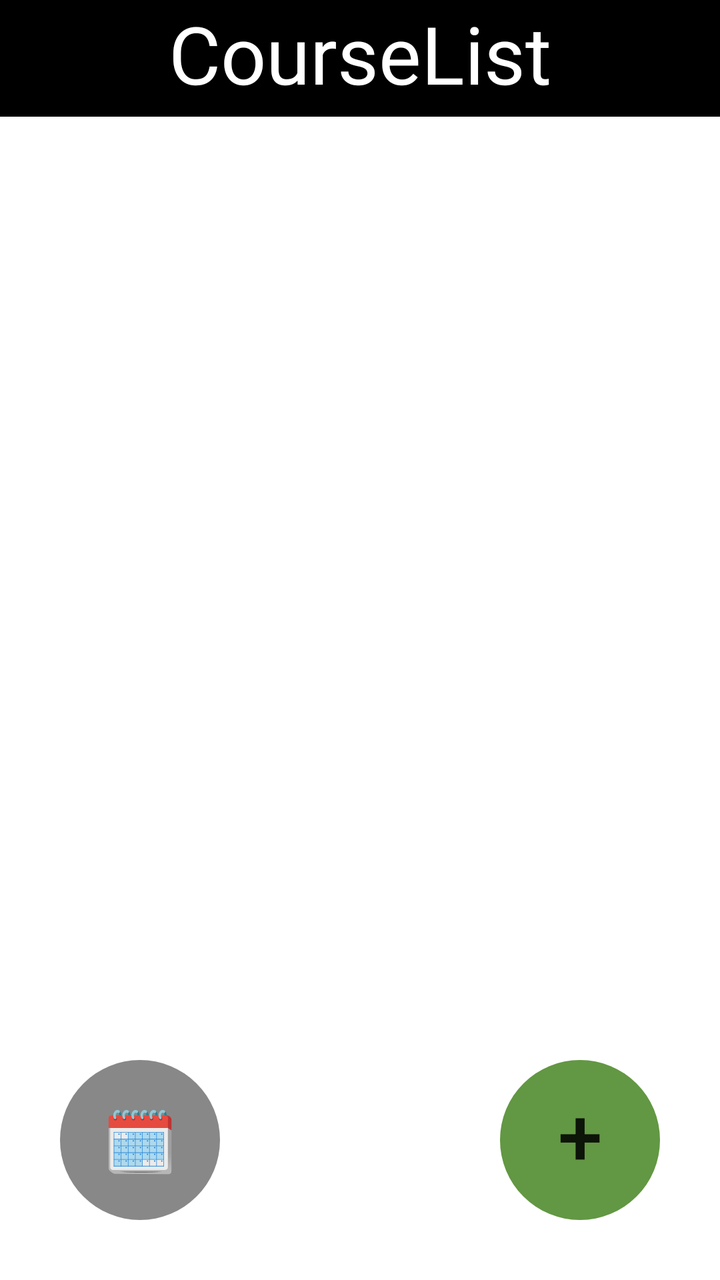
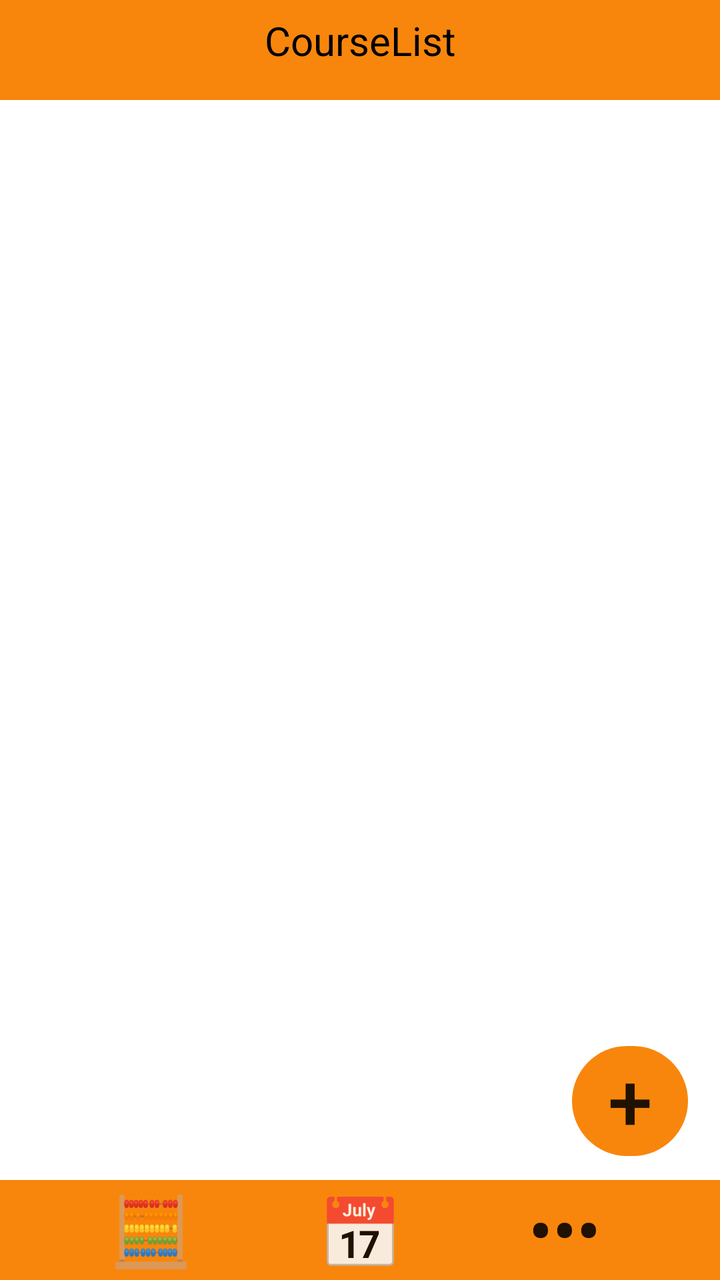

Screens rendered from an Android XML layout before and after an edit, with the pre-edit source and the edit as a unified diff.
<!-- AndroidManifest.xml: application theme Theme.Ecampus -->
<!-- res/layout/main_layout.xml -->
<?xml version="1.0" encoding="utf-8"?>
<FrameLayout
    xmlns:android="http://schemas.android.com/apk/res/android"
    xmlns:tools="http://schemas.android.com/tools"
    xmlns:app="http://schemas.android.com/apk/res-auto"
    android:layout_width="match_parent"
    android:layout_height="match_parent"
    android:background="@color/black">
    <LinearLayout
        android:id="@+id/mainview"
        android:orientation="vertical"
        android:layout_width="match_parent"
        android:layout_height="match_parent"
        tools:context=".MainActivity"
        android:background="@color/white">
        <TextView
            android:layout_width="match_parent"
            android:layout_height="wrap_content"
            android:textSize="40sp"
            android:text="CourseList"
            android:textAlignment="center"
            android:background="@color/black"
            android:textColor="@color/white"
            android:paddingBottom="5dp"/>
    </LinearLayout>
    <androidx.constraintlayout.widget.ConstraintLayout
        android:layout_width="match_parent"
        android:layout_height="match_parent">

        <Space
            android:id="@+id/space2"
            android:layout_width="30dp"
            android:layout_height="30dp"
            app:layout_constraintBottom_toBottomOf="parent"
            app:layout_constraintStart_toStartOf="parent" />

        <Button
            android:id="@+id/button2"
            android:layout_width="80dp"
            android:layout_height="80dp"
            android:background="@drawable/round_button"
            android:backgroundTint="@color/green"
            android:onClick="newCourse"
            android:paddingBottom="6dp"
            android:text="+"
            android:textAlignment="center"
            android:textSize="40dp"
            app:layout_constraintBottom_toTopOf="@+id/space"
            app:layout_constraintEnd_toStartOf="@+id/space" />

        <Button
            android:id="@+id/button3"
            android:layout_width="80dp"
            android:layout_height="80dp"
            android:onClick="toCalendar"
            android:text="🗓️"
            android:textSize="30dp"
            android:background="@drawable/round_button"
            android:backgroundTint="@color/gray"
            app:layout_constraintBottom_toTopOf="@+id/space2"
            app:layout_constraintStart_toEndOf="@+id/space2" />

        <Space
            android:id="@+id/space"
            android:layout_width="30dp"
            android:layout_height="30dp"
            app:layout_constraintBottom_toBottomOf="parent"
            app:layout_constraintEnd_toEndOf="parent" />
    </androidx.constraintlayout.widget.ConstraintLayout>
</FrameLayout>
<!-- resources referenced by this layout -->
<resources>
  <color name="black">#FF000000</color>
  <color name="gray">#888</color>
  <color name="green">#629743</color>
  <color name="white">#FFFFFFFF</color>
  <!-- drawable round_button (drawable) -->
  <shape xmlns:android="http://schemas.android.com/apk/res/android"
      android:shape="rectangle">
      <corners android:radius="50dp" />
  </shape>
  <style name="Theme.Ecampus" parent="Theme.AppCompat.Light.NoActionBar" />
</resources>

<!-- the commit's change to res/layout/main_layout.xml (unified diff, before → after) -->
@@ -13,58 +13,110 @@
         android:layout_height="match_parent"
         tools:context=".MainActivity"
         android:background="@color/white">
+
         <TextView
+            android:id="@+id/top_banner"
             android:layout_width="match_parent"
-            android:layout_height="wrap_content"
-            android:textSize="40sp"
+            android:layout_height="50dp"
+            android:background="#f8860c"
+            android:fontFamily="sans-serif"
+            android:paddingVertical="20px"
+            android:paddingBottom="5dp"
             android:text="CourseList"
             android:textAlignment="center"
-            android:background="@color/black"
-            android:textColor="@color/white"
-            android:paddingBottom="5dp"/>
+            android:textColor="@color/black"
+            android:textSize="20sp" />
+
+        <androidx.constraintlayout.widget.ConstraintLayout
+            android:layout_width="match_parent"
+            android:layout_height="match_parent">
+
+            <Space
+                android:id="@+id/space2"
+                android:layout_width="30dp"
+                android:layout_height="30dp"
+                app:layout_constraintBottom_toBottomOf="parent"
+                app:layout_constraintStart_toStartOf="parent" />
+
+            <Button
+                android:id="@+id/button2"
+                android:layout_width="58dp"
+                android:layout_height="55dp"
+                android:layout_marginEnd="16dp"
+                android:layout_marginBottom="32dp"
+                android:background="@drawable/round_button"
+                android:backgroundTint="#F8860C"
+                android:onClick="newCourse"
+                android:paddingBottom="6dp"
+                android:text="+"
+                android:textAlignment="center"
+                android:textSize="40dp"
+                app:layout_constraintBottom_toTopOf="@+id/space"
+                app:layout_constraintEnd_toEndOf="parent" />
+
+            <TextView
+                android:id="@+id/top_banner3"
+                android:layout_width="match_parent"
+                android:layout_height="50dp"
+                android:background="#f8860c"
+                android:fontFamily="sans-serif"
+                android:paddingVertical="20px"
+                android:paddingBottom="5dp"
+                android:textAlignment="center"
+                android:textColor="@color/black"
+                android:textSize="24sp"
+                app:layout_constraintStart_toStartOf="parent"
+                app:layout_constraintEnd_toEndOf="parent"
+                app:layout_constraintBottom_toBottomOf="parent" />
+
+            <Button
+                android:id="@+id/button7"
+                android:layout_width="55dp"
+                android:layout_height="49dp"
+                android:layout_marginEnd="20dp"
+                android:background="@drawable/round_button"
+                android:text="•••"
+                android:textSize="34sp"
+                app:layout_constraintBottom_toBottomOf="@+id/space"
+                app:layout_constraintEnd_toStartOf="@+id/space"
+                app:layout_constraintTop_toTopOf="parent"
+                app:layout_constraintVertical_bias="0.998" />
+
+            <Space
+                android:id="@+id/space"
+                android:layout_width="30dp"
+                android:layout_height="30dp"
+                app:layout_constraintBottom_toBottomOf="parent"
+                app:layout_constraintEnd_toEndOf="parent" />
+
+            <Button
+                android:id="@+id/button4"
+                android:layout_width="55dp"
+                android:layout_height="49dp"
+                android:layout_marginStart="48dp"
+                android:background="@drawable/round_button"
+                android:text="🧮"
+                android:textSize="34sp"
+                app:layout_constraintBottom_toBottomOf="parent"
+                app:layout_constraintStart_toStartOf="parent"
+                app:layout_constraintTop_toTopOf="parent"
+                app:layout_constraintVertical_bias="0.998" />
+
+            <Button
+                android:id="@+id/button5"
+                android:layout_width="55dp"
+                android:layout_height="49dp"
+                android:background="@drawable/round_button"
+                android:onClick="toCalendar"
+                android:text="📅"
+                android:textSize="34sp"
+                app:layout_constraintBottom_toBottomOf="parent"
+                app:layout_constraintEnd_toStartOf="@+id/space"
+                app:layout_constraintStart_toEndOf="@+id/space2"
+                app:layout_constraintTop_toTopOf="parent"
+                app:layout_constraintVertical_bias="1.0" />
+
+        </androidx.constraintlayout.widget.ConstraintLayout>
     </LinearLayout>
-    <androidx.constraintlayout.widget.ConstraintLayout
-        android:layout_width="match_parent"
-        android:layout_height="match_parent">
 
-        <Space
-            android:id="@+id/space2"
-            android:layout_width="30dp"
-            android:layout_height="30dp"
-            app:layout_constraintBottom_toBottomOf="parent"
-            app:layout_constraintStart_toStartOf="parent" />
-
-        <Button
-            android:id="@+id/button2"
-            android:layout_width="80dp"
-            android:layout_height="80dp"
-            android:background="@drawable/round_button"
-            android:backgroundTint="@color/green"
-            android:onClick="newCourse"
-            android:paddingBottom="6dp"
-            android:text="+"
-            android:textAlignment="center"
-            android:textSize="40dp"
-            app:layout_constraintBottom_toTopOf="@+id/space"
-            app:layout_constraintEnd_toStartOf="@+id/space" />
-
-        <Button
-            android:id="@+id/button3"
-            android:layout_width="80dp"
-            android:layout_height="80dp"
-            android:onClick="toCalendar"
-            android:text="🗓️"
-            android:textSize="30dp"
-            android:background="@drawable/round_button"
-            android:backgroundTint="@color/gray"
-            app:layout_constraintBottom_toTopOf="@+id/space2"
-            app:layout_constraintStart_toEndOf="@+id/space2" />
-
-        <Space
-            android:id="@+id/space"
-            android:layout_width="30dp"
-            android:layout_height="30dp"
-            app:layout_constraintBottom_toBottomOf="parent"
-            app:layout_constraintEnd_toEndOf="parent" />
-    </androidx.constraintlayout.widget.ConstraintLayout>
 </FrameLayout>
<!-- resource entries referenced after the edit -->
@@ -1,8 +1,6 @@
 <!-- resources referenced by this layout -->
 <resources>
   <color name="black">#FF000000</color>
-  <color name="gray">#888</color>
-  <color name="green">#629743</color>
   <color name="white">#FFFFFFFF</color>
   <!-- drawable round_button (drawable) -->
   <shape xmlns:android="http://schemas.android.com/apk/res/android"
